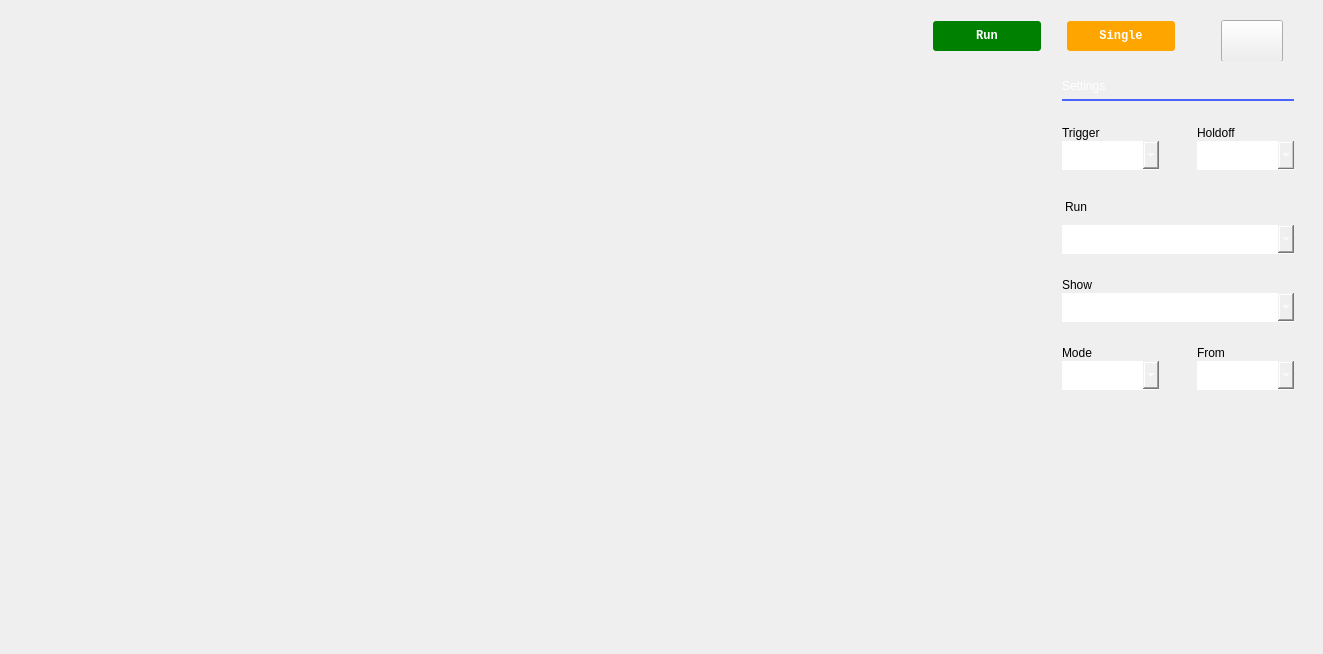
Old version of the form ui/logic_analyzer.ui in the repository analogdevicesinc/scopy.
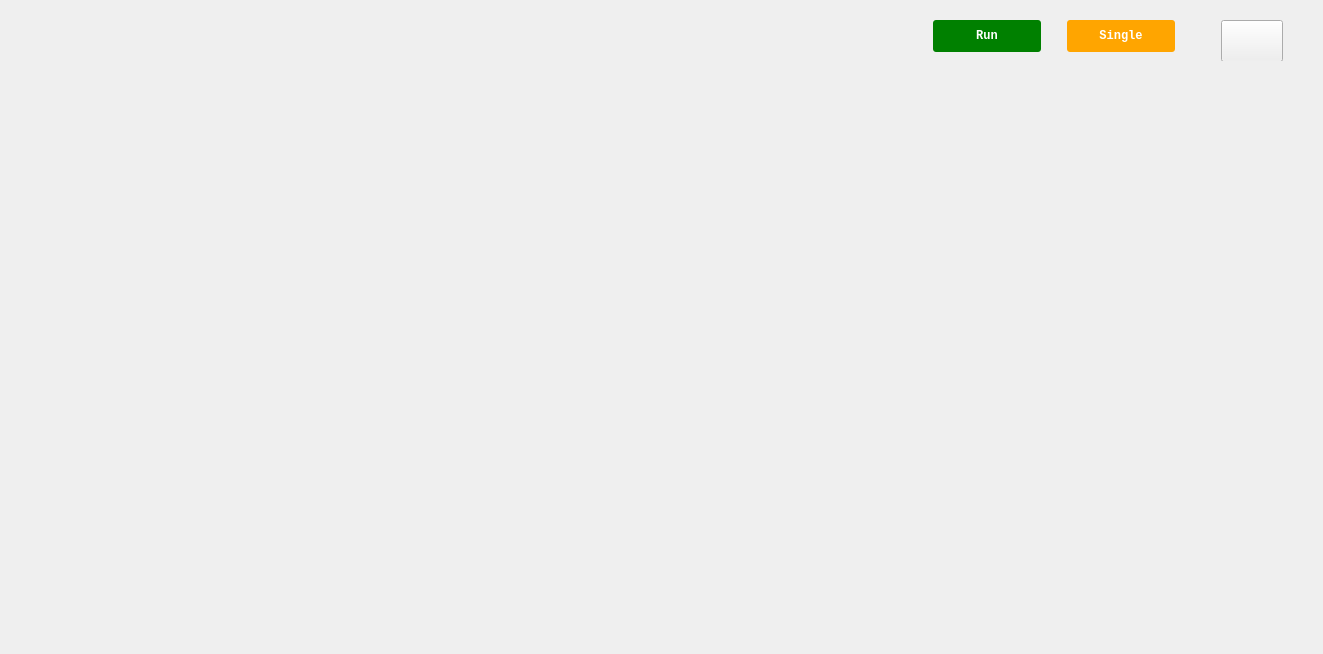
New version of the form. Icons and pictures are not drawn. Custom widgets are drawn as their Qt base class.

Commit message: Logic Analyzer: Change GUI layout

```diff
--- a/ui/logic_analyzer.ui
+++ b/ui/logic_analyzer.ui
@@ -53,7 +53,7 @@
 }
 </string>
   </property>
-  <layout class="QVBoxLayout" name="verticalLayout" stretch="0,0">
+  <layout class="QVBoxLayout" name="verticalLayout" stretch="0,0,0">
    <property name="spacing">
     <number>0</number>
    </property>
@@ -290,7 +290,7 @@
 background-color: green;
 font-family: &quot;monospace&quot;;
 font-weight: bold;
-height: 30px;
+height: 40px;
 border-width: 0px;
 border-radius: 3px;
 min-width: 6em;
@@ -357,7 +357,7 @@
 background-color: orange;
 font-family: &quot;monospace&quot;;
 font-weight: bold;
-height: 30px;
+height: 40px;
 border-width: 0px;
 border-radius: 3px;
 min-width: 6em;
@@ -403,14 +403,14 @@
         </property>
         <property name="minimumSize">
          <size>
-          <width>64</width>
-          <height>44</height>
+          <width>60</width>
+          <height>40</height>
          </size>
         </property>
         <property name="maximumSize">
          <size>
-          <width>64</width>
-          <height>44</height>
+          <width>60</width>
+          <height>40</height>
          </size>
         </property>
         <property name="styleSheet">
@@ -470,8 +470,17 @@
       </property>
       <item>
        <layout class="QVBoxLayout" name="verticalLayout_8">
+        <property name="topMargin">
+         <number>10</number>
+        </property>
         <item>
          <widget class="QWidget" name="captureInfo" native="true">
+          <property name="minimumSize">
+           <size>
+            <width>0</width>
+            <height>0</height>
+           </size>
+          </property>
           <property name="maximumSize">
            <size>
             <width>16777215</width>
@@ -479,8 +488,23 @@
            </size>
           </property>
           <property name="styleSheet">
-           <string notr="true">background-color: red</string>
+           <string notr="true"/>
           </property>
+          <layout class="QHBoxLayout" name="horizontalLayout_9">
+           <item>
+            <spacer name="horizontalSpacer_6">
+             <property name="orientation">
+              <enum>Qt::Horizontal</enum>
+             </property>
+             <property name="sizeHint" stdset="0">
+              <size>
+               <width>40</width>
+               <height>0</height>
+              </size>
+             </property>
+            </spacer>
+           </item>
+          </layout>
          </widget>
         </item>
         <item>
@@ -491,6 +515,7 @@
             <verstretch>0</verstretch>
            </sizepolicy>
           </property>
+          <layout class="QHBoxLayout" name="horizontalLayout_7"/>
          </widget>
         </item>
        </layout>
@@ -498,7 +523,7 @@
       <item>
        <widget class="adiscope::MenuAnim" name="rightWidget" native="true">
         <property name="sizePolicy">
-         <sizepolicy hsizetype="Preferred" vsizetype="Expanding">
+         <sizepolicy hsizetype="Maximum" vsizetype="Preferred">
           <horstretch>0</horstretch>
           <verstretch>0</verstretch>
          </sizepolicy>
@@ -521,620 +546,61 @@
         <property name="styleSheet">
          <string notr="true"/>
         </property>
-        <layout class="QGridLayout" name="gridLayout" rowstretch="0,0,0,0,0,0,0,0,0,0">
+        <layout class="QVBoxLayout" name="verticalLayout_9">
+         <property name="spacing">
+          <number>0</number>
+         </property>
+         <property name="leftMargin">
+          <number>0</number>
+         </property>
          <property name="topMargin">
-          <number>9</number>
+          <number>0</number>
+         </property>
+         <property name="rightMargin">
+          <number>0</number>
          </property>
          <property name="bottomMargin">
-          <number>9</number>
+          <number>0</number>
          </property>
-         <property name="spacing">
-          <number>6</number>
-         </property>
-         <item row="7" column="0">
-          <widget class="QWidget" name="verticalWidget" native="true">
-           <property name="minimumSize">
-            <size>
-             <width>0</width>
-             <height>0</height>
-            </size>
-           </property>
-           <layout class="QVBoxLayout" name="verticalLayout_5">
-            <property name="spacing">
-             <number>1</number>
-            </property>
-            <property name="leftMargin">
-             <number>0</number>
-            </property>
-            <property name="topMargin">
-             <number>9</number>
-            </property>
-            <property name="rightMargin">
-             <number>0</number>
-            </property>
-            <property name="bottomMargin">
-             <number>9</number>
-            </property>
-            <item>
-             <widget class="QLabel" name="label_4">
-              <property name="text">
-               <string>Show</string>
-              </property>
-             </widget>
-            </item>
-            <item>
-             <widget class="QComboBox" name="comboBox_4">
-              <property name="sizePolicy">
-               <sizepolicy hsizetype="Minimum" vsizetype="Fixed">
-                <horstretch>0</horstretch>
-                <verstretch>0</verstretch>
-               </sizepolicy>
-              </property>
-             </widget>
-            </item>
-           </layout>
-          </widget>
-         </item>
-         <item row="1" column="0">
-          <widget class="Line" name="line">
-           <property name="styleSheet">
-            <string notr="true">QFrame { color:  rgb(73, 99, 255); }</string>
-           </property>
-           <property name="frameShadow">
-            <enum>QFrame::Plain</enum>
-           </property>
-           <property name="lineWidth">
-            <number>2</number>
-           </property>
-           <property name="orientation">
-            <enum>Qt::Horizontal</enum>
-           </property>
-          </widget>
-         </item>
-         <item row="4" column="0" rowspan="2">
-          <widget class="QWidget" name="horizontalWidget" native="true">
-           <property name="minimumSize">
-            <size>
-             <width>0</width>
-             <height>50</height>
-            </size>
-           </property>
-           <layout class="QHBoxLayout" name="horizontalLayout_3">
-            <property name="spacing">
-             <number>20</number>
-            </property>
-            <property name="leftMargin">
-             <number>0</number>
-            </property>
-            <property name="rightMargin">
-             <number>0</number>
-            </property>
-            <item>
-             <widget class="QWidget" name="verticalWidget" native="true">
-              <layout class="QVBoxLayout" name="verticalLayout_2">
-               <property name="spacing">
-                <number>1</number>
-               </property>
-               <property name="leftMargin">
-                <number>0</number>
-               </property>
-               <property name="rightMargin">
-                <number>9</number>
-               </property>
-               <property name="bottomMargin">
-                <number>0</number>
-               </property>
-               <item>
-                <widget class="QLabel" name="label">
-                 <property name="sizePolicy">
-                  <sizepolicy hsizetype="Minimum" vsizetype="Fixed">
-                   <horstretch>0</horstretch>
-                   <verstretch>0</verstretch>
-                  </sizepolicy>
-                 </property>
-                 <property name="styleSheet">
-                  <string notr="true"/>
-                 </property>
-                 <property name="text">
-                  <string>Trigger</string>
-                 </property>
-                </widget>
-               </item>
-               <item>
-                <widget class="QComboBox" name="trigger_combobox">
-                 <property name="sizePolicy">
-                  <sizepolicy hsizetype="Minimum" vsizetype="Fixed">
-                   <horstretch>0</horstretch>
-                   <verstretch>0</verstretch>
-                  </sizepolicy>
-                 </property>
-                 <property name="styleSheet">
-                  <string notr="true"/>
-                 </property>
-                 <property name="currentIndex">
-                  <number>0</number>
-                 </property>
-                 <property name="sizeAdjustPolicy">
-                  <enum>QComboBox::AdjustToContentsOnFirstShow</enum>
-                 </property>
-                 <item>
-                  <property name="text">
-                   <string>Analyzer</string>
-                  </property>
-                 </item>
-                 <item>
-                  <property name="text">
-                   <string>Scope</string>
-                  </property>
-                 </item>
-                </widget>
-               </item>
-              </layout>
-             </widget>
-            </item>
-            <item>
-             <widget class="QWidget" name="verticalWidget_2" native="true">
-              <layout class="QVBoxLayout" name="verticalLayout_3">
-               <property name="spacing">
-                <number>1</number>
-               </property>
-               <property name="rightMargin">
-                <number>0</number>
-               </property>
-               <property name="bottomMargin">
-                <number>0</number>
-               </property>
-               <item>
-                <widget class="QLabel" name="label_2">
-                 <property name="sizePolicy">
-                  <sizepolicy hsizetype="Minimum" vsizetype="Fixed">
-                   <horstretch>0</horstretch>
-                   <verstretch>0</verstretch>
-                  </sizepolicy>
-                 </property>
-                 <property name="styleSheet">
-                  <string notr="true"/>
-                 </property>
-                 <property name="text">
-                  <string>Holdoff</string>
-                 </property>
-                </widget>
-               </item>
-               <item>
-                <widget class="QComboBox" name="comboBox">
-                 <property name="sizePolicy">
-                  <sizepolicy hsizetype="Minimum" vsizetype="Fixed">
-                   <horstretch>0</horstretch>
-                   <verstretch>0</verstretch>
-                  </sizepolicy>
-                 </property>
-                 <property name="palette">
-                  <palette>
-                   <active>
-                    <colorrole role="WindowText">
-                     <brush brushstyle="SolidPattern">
-                      <color alpha="255">
-                       <red>255</red>
-                       <green>255</green>
-                       <blue>255</blue>
-                      </color>
-                     </brush>
-                    </colorrole>
-                    <colorrole role="Dark">
-                     <brush brushstyle="SolidPattern">
-                      <color alpha="255">
-                       <red>201</red>
-                       <green>200</green>
-                       <blue>199</blue>
-                      </color>
-                     </brush>
-                    </colorrole>
-                    <colorrole role="Text">
-                     <brush brushstyle="SolidPattern">
-                      <color alpha="255">
-                       <red>255</red>
-                       <green>255</green>
-                       <blue>255</blue>
-                      </color>
-                     </brush>
-                    </colorrole>
-                    <colorrole role="ButtonText">
-                     <brush brushstyle="SolidPattern">
-                      <color alpha="255">
-                       <red>255</red>
-                       <green>255</green>
-                       <blue>255</blue>
-                      </color>
-                     </brush>
-                    </colorrole>
-                   </active>
-                   <inactive>
-                    <colorrole role="WindowText">
-                     <brush brushstyle="SolidPattern">
-                      <color alpha="255">
-                       <red>255</red>
-                       <green>255</green>
-                       <blue>255</blue>
-                      </color>
-                     </brush>
-                    </colorrole>
-                    <colorrole role="Dark">
-                     <brush brushstyle="SolidPattern">
-                      <color alpha="255">
-                       <red>201</red>
-                       <green>200</green>
-                       <blue>199</blue>
-                      </color>
-                     </brush>
-                    </colorrole>
-                    <colorrole role="Text">
-                     <brush brushstyle="SolidPattern">
-                      <color alpha="255">
-                       <red>255</red>
-                       <green>255</green>
-                       <blue>255</blue>
-                      </color>
-                     </brush>
-                    </colorrole>
-                    <colorrole role="ButtonText">
-                     <brush brushstyle="SolidPattern">
-                      <color alpha="255">
-                       <red>255</red>
-                       <green>255</green>
-                       <blue>255</blue>
-                      </color>
-                     </brush>
-                    </colorrole>
-                   </inactive>
-                   <disabled>
-                    <colorrole role="WindowText">
-                     <brush brushstyle="SolidPattern">
-                      <color alpha="255">
-                       <red>85</red>
-                       <green>85</green>
-                       <blue>85</blue>
-                      </color>
-                     </brush>
-                    </colorrole>
-                    <colorrole role="Dark">
-                     <brush brushstyle="SolidPattern">
-                      <color alpha="255">
-                       <red>201</red>
-                       <green>200</green>
-                       <blue>199</blue>
-                      </color>
-                     </brush>
-                    </colorrole>
-                    <colorrole role="Text">
-                     <brush brushstyle="SolidPattern">
-                      <color alpha="255">
-                       <red>85</red>
-                       <green>85</green>
-                       <blue>85</blue>
-                      </color>
-                     </brush>
-                    </colorrole>
-                    <colorrole role="ButtonText">
-                     <brush brushstyle="SolidPattern">
-                      <color alpha="255">
-                       <red>85</red>
-                       <green>85</green>
-                       <blue>85</blue>
-                      </color>
-                     </brush>
-                    </colorrole>
-                   </disabled>
-                  </palette>
-                 </property>
-                 <property name="currentText">
-                  <string/>
-                 </property>
-                 <property name="sizeAdjustPolicy">
-                  <enum>QComboBox::AdjustToContentsOnFirstShow</enum>
-                 </property>
-                </widget>
-               </item>
-              </layout>
-             </widget>
-            </item>
-           </layout>
-          </widget>
-         </item>
-         <item row="0" column="0">
-          <widget class="QLabel" name="settings_label">
-           <property name="sizePolicy">
-            <sizepolicy hsizetype="Preferred" vsizetype="Preferred">
-             <horstretch>0</horstretch>
-             <verstretch>0</verstretch>
-            </sizepolicy>
-           </property>
-           <property name="maximumSize">
-            <size>
-             <width>16777215</width>
-             <height>16777215</height>
-            </size>
-           </property>
-           <property name="palette">
-            <palette>
-             <active>
-              <colorrole role="WindowText">
-               <brush brushstyle="SolidPattern">
-                <color alpha="255">
-                 <red>255</red>
-                 <green>255</green>
-                 <blue>255</blue>
-                </color>
-               </brush>
-              </colorrole>
-              <colorrole role="Text">
-               <brush brushstyle="SolidPattern">
-                <color alpha="255">
-                 <red>255</red>
-                 <green>255</green>
-                 <blue>255</blue>
-                </color>
-               </brush>
-              </colorrole>
-              <colorrole role="ButtonText">
-               <brush brushstyle="SolidPattern">
-                <color alpha="255">
-                 <red>255</red>
-                 <green>255</green>
-                 <blue>255</blue>
-                </color>
-               </brush>
-              </colorrole>
-             </active>
-             <inactive>
-              <colorrole role="WindowText">
-               <brush brushstyle="SolidPattern">
-                <color alpha="255">
-                 <red>255</red>
-                 <green>255</green>
-                 <blue>255</blue>
-                </color>
-               </brush>
-              </colorrole>
-              <colorrole role="Text">
-               <brush brushstyle="SolidPattern">
-                <color alpha="255">
-                 <red>255</red>
-                 <green>255</green>
-                 <blue>255</blue>
-                </color>
-               </brush>
-              </colorrole>
-              <colorrole role="ButtonText">
-               <brush brushstyle="SolidPattern">
-                <color alpha="255">
-                 <red>255</red>
-                 <green>255</green>
-                 <blue>255</blue>
-                </color>
-               </brush>
-              </colorrole>
-             </inactive>
-             <disabled>
-              <colorrole role="WindowText">
-               <brush brushstyle="SolidPattern">
-                <color alpha="255">
-                 <red>255</red>
-                 <green>255</green>
-                 <blue>255</blue>
-                </color>
-               </brush>
-              </colorrole>
-              <colorrole role="Text">
-               <brush brushstyle="SolidPattern">
-                <color alpha="255">
-                 <red>255</red>
-                 <green>255</green>
-                 <blue>255</blue>
-                </color>
-               </brush>
-              </colorrole>
-              <colorrole role="ButtonText">
-               <brush brushstyle="SolidPattern">
-                <color alpha="255">
-                 <red>255</red>
-                 <green>255</green>
-                 <blue>255</blue>
-                </color>
-               </brush>
-              </colorrole>
-             </disabled>
-            </palette>
-           </property>
-           <property name="styleSheet">
-            <string notr="true">QLabel {
-	color: white;
-}</string>
-           </property>
-           <property name="midLineWidth">
+         <item>
+          <widget class="QStackedWidget" name="stackedWidget">
+           <property name="currentIndex">
             <number>0</number>
            </property>
-           <property name="text">
-            <string>Settings</string>
-           </property>
-           <property name="alignment">
-            <set>Qt::AlignLeading|Qt::AlignLeft|Qt::AlignTop</set>
-           </property>
+           <widget class="QWidget" name="cursorSettings"/>
+           <widget class="QWidget" name="generalSettings"/>
+           <widget class="QWidget" name="colorSettings"/>
           </widget>
          </item>
-         <item row="6" column="0">
-          <widget class="QWidget" name="verticalWidget" native="true">
-           <property name="minimumSize">
-            <size>
-             <width>0</width>
-             <height>0</height>
-            </size>
-           </property>
-           <layout class="QVBoxLayout" name="verticalLayout_4">
-            <property name="spacing">
-             <number>1</number>
-            </property>
-            <property name="leftMargin">
-             <number>0</number>
-            </property>
-            <property name="topMargin">
-             <number>5</number>
-            </property>
-            <property name="rightMargin">
-             <number>0</number>
-            </property>
-            <item>
-             <widget class="QLabel" name="label_3">
-              <property name="sizePolicy">
-               <sizepolicy hsizetype="Minimum" vsizetype="Fixed">
-                <horstretch>0</horstretch>
-                <verstretch>0</verstretch>
-               </sizepolicy>
-              </property>
-              <property name="styleSheet">
-               <string notr="true">padding: 10 px;</string>
-              </property>
-              <property name="text">
-               <string>Run</string>
-              </property>
-             </widget>
-            </item>
-            <item>
-             <widget class="QComboBox" name="comboBox_3">
-              <property name="sizePolicy">
-               <sizepolicy hsizetype="Minimum" vsizetype="Fixed">
-                <horstretch>0</horstretch>
-                <verstretch>0</verstretch>
-               </sizepolicy>
-              </property>
-              <property name="currentText">
-               <string>Continuous</string>
-              </property>
-              <property name="sizeAdjustPolicy">
-               <enum>QComboBox::AdjustToContentsOnFirstShow</enum>
-              </property>
-              <item>
-               <property name="text">
-                <string>Continuous</string>
-               </property>
-              </item>
-              <item>
-               <property name="text">
-                <string/>
-               </property>
-              </item>
-             </widget>
-            </item>
-           </layout>
-          </widget>
-         </item>
-         <item row="8" column="0">
-          <widget class="QWidget" name="horizontalWidget" native="true">
-           <property name="minimumSize">
-            <size>
-             <width>0</width>
-             <height>50</height>
-            </size>
-           </property>
-           <layout class="QHBoxLayout" name="horizontalLayout_4">
-            <property name="spacing">
-             <number>20</number>
-            </property>
-            <property name="leftMargin">
-             <number>0</number>
-            </property>
-            <property name="topMargin">
-             <number>9</number>
-            </property>
-            <property name="rightMargin">
-             <number>0</number>
-            </property>
-            <property name="bottomMargin">
-             <number>9</number>
-            </property>
-            <item>
-             <layout class="QVBoxLayout" name="verticalLayout_7">
-              <property name="spacing">
-               <number>1</number>
-              </property>
-              <property name="topMargin">
-               <number>0</number>
-              </property>
-              <property name="rightMargin">
-               <number>9</number>
-              </property>
-              <item>
-               <widget class="QLabel" name="label_5">
-                <property name="text">
-                 <string>Mode</string>
-                </property>
-               </widget>
-              </item>
-              <item>
-               <widget class="QComboBox" name="comboBox_5">
-                <item>
-                 <property name="text">
-                  <string>Auto</string>
-                 </property>
-                </item>
-                <item>
-                 <property name="text">
-                  <string>Normal</string>
-                 </property>
-                </item>
-                <item>
-                 <property name="text">
-                  <string>None</string>
-                 </property>
-                </item>
-               </widget>
-              </item>
-             </layout>
-            </item>
-            <item>
-             <layout class="QVBoxLayout" name="verticalLayout_6">
-              <property name="spacing">
-               <number>1</number>
-              </property>
-              <property name="leftMargin">
-               <number>9</number>
-              </property>
-              <property name="topMargin">
-               <number>0</number>
-              </property>
-              <item>
-               <widget class="QLabel" name="label_6">
-                <property name="text">
-                 <string>From</string>
-                </property>
-               </widget>
-              </item>
-              <item>
-               <widget class="QComboBox" name="comboBox_6"/>
-              </item>
-             </layout>
-            </item>
-           </layout>
-          </widget>
-         </item>
-         <item row="9" column="0">
-          <spacer name="verticalSpacer">
-           <property name="orientation">
-            <enum>Qt::Vertical</enum>
-           </property>
-           <property name="sizeHint" stdset="0">
-            <size>
-             <width>0</width>
-             <height>5</height>
-            </size>
-           </property>
-          </spacer>
-         </item>
         </layout>
        </widget>
       </item>
      </layout>
     </widget>
    </item>
+   <item>
+    <layout class="QHBoxLayout" name="horizontalLayout_6">
+     <item>
+      <spacer name="horizontalSpacer_5">
+       <property name="orientation">
+        <enum>Qt::Horizontal</enum>
+       </property>
+       <property name="sizeHint" stdset="0">
+        <size>
+         <width>40</width>
+         <height>20</height>
+        </size>
+       </property>
+      </spacer>
+     </item>
+     <item>
+      <layout class="QHBoxLayout" name="cursor_settings"/>
+     </item>
+     <item>
+      <layout class="QHBoxLayout" name="trigger_settings"/>
+     </item>
+    </layout>
+   </item>
   </layout>
  </widget>
  <customwidgets>
```
The commit also changes 1 other file.
